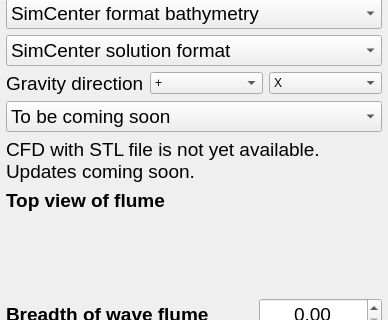
NHERI-SimCenter/HydroUQ, file EVENTS/GeoClawOpenFOAM/bathymetry.ui: the form before one commit; both pictures show x 0 to 388 and y 140 to 460 of the 388 by 1204 pixel window.
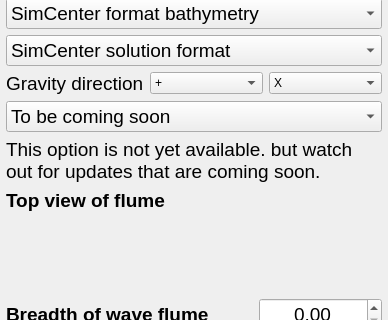
The form after the commit. Icons and pictures are not drawn.

```diff
--- a/EVENTS/GeoClawOpenFOAM/bathymetry.ui
+++ b/EVENTS/GeoClawOpenFOAM/bathymetry.ui
@@ -278,7 +278,7 @@
       <enum>Qt::ClickFocus</enum>
      </property>
      <property name="text">
-      <string>&lt;html&gt;&lt;head/&gt;&lt;body&gt;&lt;p&gt;CFD with STL file is not yet available. Updates coming soon.&lt;/p&gt;&lt;/body&gt;&lt;/html&gt;</string>
+      <string>&lt;html&gt;&lt;head/&gt;&lt;body&gt;&lt;p&gt;This option is not yet available. but watch out for updates that are coming soon.&lt;/p&gt;&lt;/body&gt;&lt;/html&gt;</string>
      </property>
      <property name="alignment">
       <set>Qt::AlignLeading|Qt::AlignLeft|Qt::AlignTop</set>
```
Left out of the diff: 18 changed lines with no effect on the pictures.
